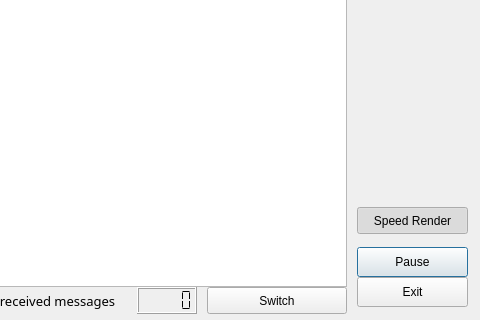
Above: Extensions/bin/msgviewerdlgui.ui from drbenmorgan/fnal-messagefacility before the change; both pictures show x 173 to 653 and y 413 to 733 of the 653 by 733 pixel window. Below: the same form after it.
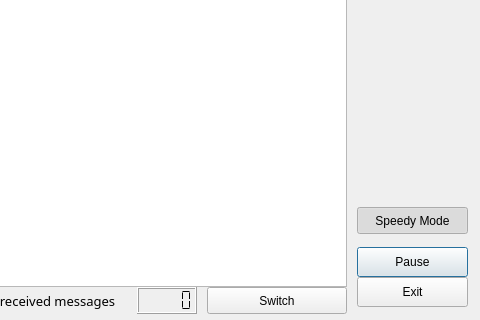
That is the form after the change.

Commit message: Fixed type in msgviewer GUI

```diff
--- a/Extensions/bin/msgviewerdlgui.ui
+++ b/Extensions/bin/msgviewerdlgui.ui
@@ -587,8 +587,17 @@
      <height>27</height>
     </rect>
    </property>
+   <property name="font">
+    <font>
+     <weight>50</weight>
+     <italic>false</italic>
+     <bold>false</bold>
+     <underline>false</underline>
+     <strikeout>false</strikeout>
+    </font>
+   </property>
    <property name="text">
-    <string>Speed Render</string>
+    <string>Speedy Mode</string>
    </property>
    <property name="checkable">
     <bool>true</bool>
```
